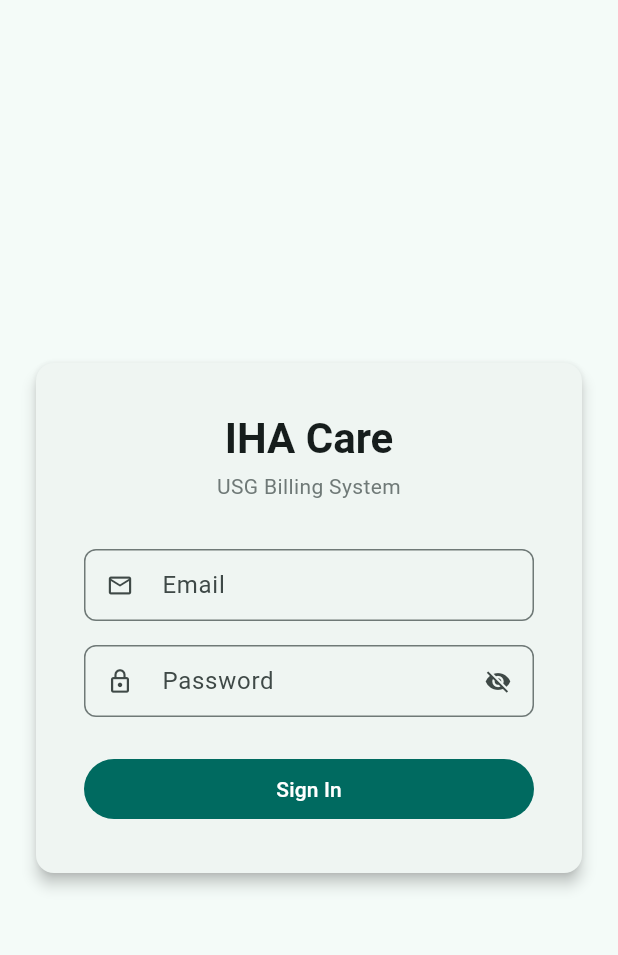
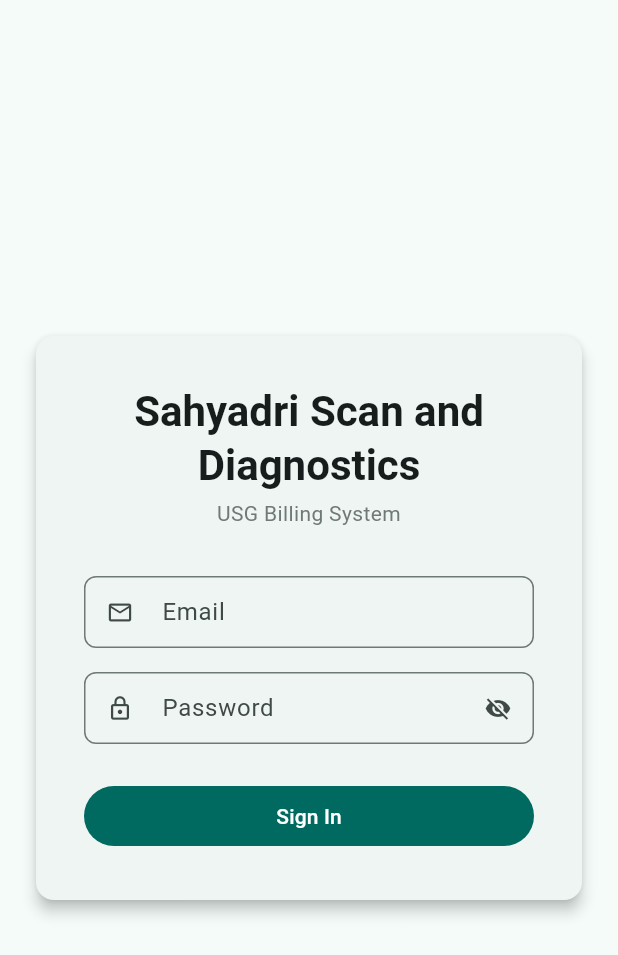
Before and after one commit to bharathreddyh/iha_care, a Flutter app: the screen it shows after launch, on a phone screen of 412 x 824 dp. Shown: the top 955 px of the screen. Run offline on Flutter 3.47's test engine with Material 3 defaults, Android fonts, the phone set to English and light mode, and no system bars; our stand-ins replace connectivity_plus, pdf, printing, shared_preferences, sqflite, sqflite_common_ffi and 1 more; accounts and stored records are empty.

Commit message:
Rebrand to Sahyadri Scan and Diagnostics
Replaces all 'IHA Care USG Centre' / 'IHA Care' references across
the app, PDF receipt, incentive report, and monthly report.

https://claude.ai/code/session_01WkzWm43wiQYk5wwpJMZ4q4

```diff
--- a/lib/main.dart
+++ b/lib/main.dart
@@ -67,7 +67,7 @@ class IhaCareApp extends StatelessWidget {
   @override
   Widget build(BuildContext context) {
     return MaterialApp(
-      title: 'IHA Care — USG Billing',
+      title: 'Sahyadri Scan and Diagnostics',
       debugShowCheckedModeBanner: false,
       theme: AppTheme.light(),
       home: const _AppGate(),
--- a/lib/screens/auth/login_screen.dart
+++ b/lib/screens/auth/login_screen.dart
@@ -98,7 +98,7 @@ class _LoginScreenState extends State<LoginScreen> {
                   crossAxisAlignment: CrossAxisAlignment.stretch,
                   children: [
                     Text(
-                      'IHA Care',
+                      'Sahyadri Scan and Diagnostics',
                       style: Theme.of(context).textTheme.headlineMedium?.copyWith(
                             fontWeight: FontWeight.bold,
                           ),
--- a/lib/screens/billing/receipt_preview_screen.dart
+++ b/lib/screens/billing/receipt_preview_screen.dart
@@ -55,13 +55,13 @@ class ReceiptPreviewScreen extends StatelessWidget {
                       child: Column(
                         children: [
                           Text(
-                            'IHA Care USG Centre',
+                            'Sahyadri Scan and Diagnostics',
                             style: theme.textTheme.headlineSmall?.copyWith(
                               fontWeight: FontWeight.bold,
                             ),
                           ),
                           Text(
-                            'Diagnostic Ultrasound Services',
+                            'Scan and Diagnostics Centre',
                             style: theme.textTheme.bodySmall,
                           ),
                         ],
@@ -107,7 +107,7 @@ class ReceiptPreviewScreen extends StatelessWidget {
                     const Divider(height: 24),
                     Center(
                       child: Text(
-                        'Thank you for visiting IHA Care',
+                        'Thank you for visiting Sahyadri Scan and Diagnostics',
                         style: theme.textTheme.bodySmall,
                       ),
                     ),
--- a/lib/screens/setup/role_picker_screen.dart
+++ b/lib/screens/setup/role_picker_screen.dart
@@ -20,7 +20,7 @@ class RolePickerScreen extends StatelessWidget {
                 const Icon(Icons.local_hospital_outlined, size: 56),
                 const SizedBox(height: 16),
                 Text(
-                  'IHA Care',
+                  'Sahyadri Scan and Diagnostics',
                   style: Theme.of(context).textTheme.headlineMedium?.copyWith(
                         fontWeight: FontWeight.bold,
                       ),
--- a/lib/utils/pdf_generator.dart
+++ b/lib/utils/pdf_generator.dart
@@ -60,12 +60,12 @@ Future<Uint8List> generateReceipt(
             child: pw.Column(
               children: [
                 pw.Text(
-                  'IHA Care USG Centre',
+                  'Sahyadri Scan and Diagnostics',
                   style: f.style(fontSize: 20, isBold: true),
                 ),
                 pw.SizedBox(height: 4),
                 pw.Text(
-                  'Diagnostic Ultrasound Services',
+                  'Scan and Diagnostics Centre',
                   style: f.style(fontSize: 11),
                 ),
               ],
@@ -112,7 +112,7 @@ Future<Uint8List> generateReceipt(
 
           pw.Center(
             child: pw.Text(
-              'Thank you for visiting IHA Care',
+              'Thank you for visiting Sahyadri Scan and Diagnostics',
               style: f.style(fontSize: 10),
             ),
           ),
@@ -152,7 +152,7 @@ Future<Uint8List> generateIncentiveReport(
           crossAxisAlignment: pw.CrossAxisAlignment.start,
           children: [
             pw.Text(
-              'IHA Care — Referral Incentive Report',
+              'Sahyadri Scan and Diagnostics — Referral Incentive Report',
               style: f.style(fontSize: 16, isBold: true),
             ),
             pw.Text(formatMonthYear(month), style: f.style(fontSize: 12)),
@@ -236,7 +236,7 @@ Future<Uint8List> generateMonthlyReport({
       pageFormat: PdfPageFormat.a4,
       margin: const pw.EdgeInsets.all(32),
       build: (ctx) => [
-        pw.Text('IHA Care — Monthly Report',
+        pw.Text('Sahyadri Scan and Diagnostics — Monthly Report',
             style: f.style(fontSize: 16, isBold: true)),
         pw.Text(formatMonthYear(month), style: f.style(fontSize: 12)),
         pw.SizedBox(height: 4),
```
